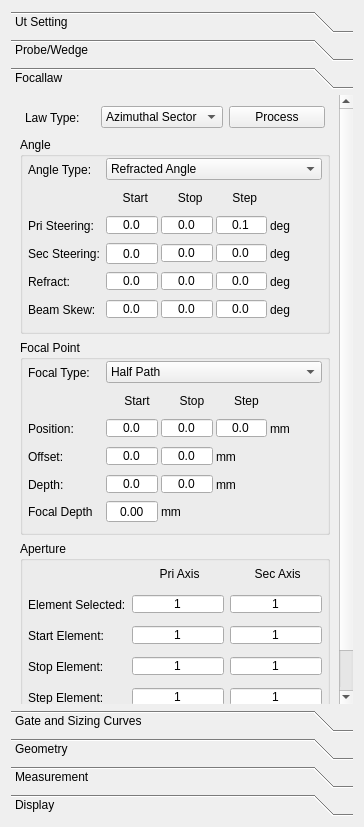
First picture: the form in phascan_view/ui/DopplerGroupTab.ui, repository qinxingying/hello-word, before the edit.
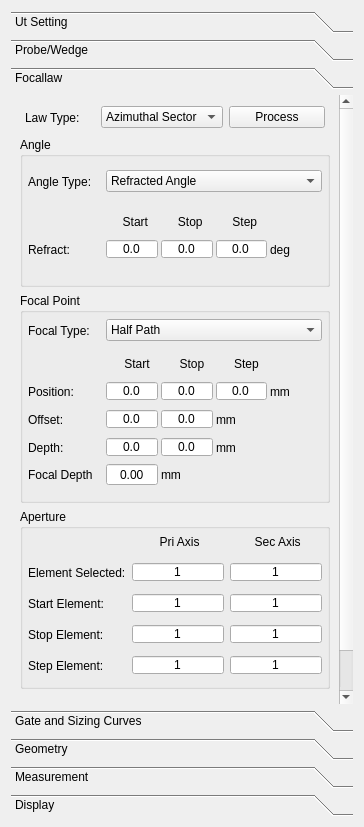
Second picture: the form after the edit. The open tabs and pages were chosen to show the change. Icons and pictures are not drawn. Custom widgets are drawn as their Qt base class.

Commit message: 修改：聚焦法则栏未用到的控件删除

```diff
--- a/phascan_view/ui/DopplerGroupTab.ui
+++ b/phascan_view/ui/DopplerGroupTab.ui
@@ -3328,8 +3328,8 @@
            <rect>
             <x>0</x>
             <y>0</y>
-            <width>310</width>
-            <height>655</height>
+            <width>323</width>
+            <height>645</height>
            </rect>
           </property>
           <property name="minimumSize">
@@ -3425,7 +3425,7 @@
              <property name="maximumSize">
               <size>
                <width>310</width>
-               <height>250</height>
+               <height>150</height>
               </size>
              </property>
              <property name="title">
@@ -3500,6 +3500,13 @@
               </item>
               <item>
                <layout class="QGridLayout" name="gridLayout_4">
+                <item row="1" column="4">
+                 <widget class="QLabel" name="LabelFocusOffsetStopUnit_3">
+                  <property name="text">
+                   <string>deg</string>
+                  </property>
+                 </widget>
+                </item>
                 <item row="0" column="1">
                  <widget class="QLabel" name="LabelAngStart">
                   <property name="sizePolicy">
@@ -3549,307 +3556,6 @@
                  </widget>
                 </item>
                 <item row="1" column="0">
-                 <widget class="QLabel" name="LabelPriSteering">
-                  <property name="minimumSize">
-                   <size>
-                    <width>75</width>
-                    <height>25</height>
-                   </size>
-                  </property>
-                  <property name="text">
-                   <string>Pri Steering:</string>
-                  </property>
-                 </widget>
-                </item>
-                <item row="1" column="1">
-                 <widget class="QDoubleSpinBox" name="ValuePriSteerStart">
-                  <property name="sizePolicy">
-                   <sizepolicy hsizetype="Preferred" vsizetype="Fixed">
-                    <horstretch>0</horstretch>
-                    <verstretch>0</verstretch>
-                   </sizepolicy>
-                  </property>
-                  <property name="minimumSize">
-                   <size>
-                    <width>0</width>
-                    <height>20</height>
-                   </size>
-                  </property>
-                  <property name="maximumSize">
-                   <size>
-                    <width>60</width>
-                    <height>20</height>
-                   </size>
-                  </property>
-                  <property name="frame">
-                   <bool>true</bool>
-                  </property>
-                  <property name="alignment">
-                   <set>Qt::AlignCenter</set>
-                  </property>
-                  <property name="buttonSymbols">
-                   <enum>QAbstractSpinBox::NoButtons</enum>
-                  </property>
-                  <property name="keyboardTracking">
-                   <bool>true</bool>
-                  </property>
-                  <property name="decimals">
-                   <number>1</number>
-                  </property>
-                  <property name="minimum">
-                   <double>-89.000000000000000</double>
-                  </property>
-                  <property name="maximum">
-                   <double>89.000000000000000</double>
-                  </property>
-                 </widget>
-                </item>
-                <item row="1" column="2">
-                 <widget class="QDoubleSpinBox" name="ValuePriSteerStop">
-                  <property name="sizePolicy">
-                   <sizepolicy hsizetype="Preferred" vsizetype="Fixed">
-                    <horstretch>0</horstretch>
-                    <verstretch>0</verstretch>
-                   </sizepolicy>
-                  </property>
-                  <property name="minimumSize">
-                   <size>
-                    <width>0</width>
-                    <height>20</height>
-                   </size>
-                  </property>
-                  <property name="maximumSize">
-                   <size>
-                    <width>60</width>
-                    <height>20</height>
-                   </size>
-                  </property>
-                  <property name="frame">
-                   <bool>true</bool>
-                  </property>
-                  <property name="alignment">
-                   <set>Qt::AlignCenter</set>
-                  </property>
-                  <property name="buttonSymbols">
-                   <enum>QAbstractSpinBox::NoButtons</enum>
-                  </property>
-                  <property name="keyboardTracking">
-                   <bool>true</bool>
-                  </property>
-                  <property name="decimals">
-                   <number>1</number>
-                  </property>
-                  <property name="minimum">
-                   <double>-89.000000000000000</double>
-                  </property>
-                  <property name="maximum">
-                   <double>89.000000000000000</double>
-                  </property>
-                 </widget>
-                </item>
-                <item row="1" column="3">
-                 <widget class="QDoubleSpinBox" name="ValuePriSteerStep">
-                  <property name="sizePolicy">
-                   <sizepolicy hsizetype="Preferred" vsizetype="Fixed">
-                    <horstretch>0</horstretch>
-                    <verstretch>0</verstretch>
-                   </sizepolicy>
-                  </property>
-                  <property name="minimumSize">
-                   <size>
-                    <width>0</width>
-                    <height>20</height>
-                   </size>
-                  </property>
-                  <property name="maximumSize">
-                   <size>
-                    <width>60</width>
-                    <height>20</height>
-                   </size>
-                  </property>
-                  <property name="frame">
-                   <bool>true</bool>
-                  </property>
-                  <property name="alignment">
-                   <set>Qt::AlignCenter</set>
-                  </property>
-                  <property name="buttonSymbols">
-                   <enum>QAbstractSpinBox::NoButtons</enum>
-                  </property>
-                  <property name="keyboardTracking">
-                   <bool>true</bool>
-                  </property>
-                  <property name="decimals">
-                   <number>1</number>
-                  </property>
-                  <property name="minimum">
-                   <double>0.100000000000000</double>
-                  </property>
-                  <property name="maximum">
-                   <double>30.000000000000000</double>
-                  </property>
-                 </widget>
-                </item>
-                <item row="1" column="4">
-                 <widget class="QLabel" name="LabelFocusStartUnit_4">
-                  <property name="text">
-                   <string>deg</string>
-                  </property>
-                 </widget>
-                </item>
-                <item row="2" column="0">
-                 <widget class="QLabel" name="LabelSecSteering">
-                  <property name="sizePolicy">
-                   <sizepolicy hsizetype="Fixed" vsizetype="Preferred">
-                    <horstretch>0</horstretch>
-                    <verstretch>0</verstretch>
-                   </sizepolicy>
-                  </property>
-                  <property name="minimumSize">
-                   <size>
-                    <width>75</width>
-                    <height>25</height>
-                   </size>
-                  </property>
-                  <property name="text">
-                   <string>Sec Steering:</string>
-                  </property>
-                 </widget>
-                </item>
-                <item row="2" column="1">
-                 <widget class="QDoubleSpinBox" name="ValueSecSteerStart">
-                  <property name="sizePolicy">
-                   <sizepolicy hsizetype="Preferred" vsizetype="Fixed">
-                    <horstretch>0</horstretch>
-                    <verstretch>0</verstretch>
-                   </sizepolicy>
-                  </property>
-                  <property name="minimumSize">
-                   <size>
-                    <width>0</width>
-                    <height>20</height>
-                   </size>
-                  </property>
-                  <property name="maximumSize">
-                   <size>
-                    <width>60</width>
-                    <height>16777215</height>
-                   </size>
-                  </property>
-                  <property name="frame">
-                   <bool>true</bool>
-                  </property>
-                  <property name="alignment">
-                   <set>Qt::AlignCenter</set>
-                  </property>
-                  <property name="buttonSymbols">
-                   <enum>QAbstractSpinBox::NoButtons</enum>
-                  </property>
-                  <property name="keyboardTracking">
-                   <bool>true</bool>
-                  </property>
-                  <property name="decimals">
-                   <number>1</number>
-                  </property>
-                  <property name="minimum">
-                   <double>-89.000000000000000</double>
-                  </property>
-                  <property name="maximum">
-                   <double>89.000000000000000</double>
-                  </property>
-                 </widget>
-                </item>
-                <item row="2" column="2">
-                 <widget class="QDoubleSpinBox" name="ValueSecSteerStop">
-                  <property name="sizePolicy">
-                   <sizepolicy hsizetype="Preferred" vsizetype="Preferred">
-                    <horstretch>0</horstretch>
-                    <verstretch>0</verstretch>
-                   </sizepolicy>
-                  </property>
-                  <property name="minimumSize">
-                   <size>
-                    <width>0</width>
-                    <height>20</height>
-                   </size>
-                  </property>
-                  <property name="maximumSize">
-                   <size>
-                    <width>60</width>
-                    <height>20</height>
-                   </size>
-                  </property>
-                  <property name="frame">
-                   <bool>true</bool>
-                  </property>
-                  <property name="alignment">
-                   <set>Qt::AlignCenter</set>
-                  </property>
-                  <property name="buttonSymbols">
-                   <enum>QAbstractSpinBox::NoButtons</enum>
-                  </property>
-                  <property name="keyboardTracking">
-                   <bool>true</bool>
-                  </property>
-                  <property name="decimals">
-                   <number>1</number>
-                  </property>
-                  <property name="minimum">
-                   <double>-89.000000000000000</double>
-                  </property>
-                  <property name="maximum">
-                   <double>89.000000000000000</double>
-                  </property>
-                 </widget>
-                </item>
-                <item row="2" column="3">
-                 <widget class="QDoubleSpinBox" name="ValueSecSteerStep">
-                  <property name="sizePolicy">
-                   <sizepolicy hsizetype="Preferred" vsizetype="Preferred">
-                    <horstretch>0</horstretch>
-                    <verstretch>0</verstretch>
-                   </sizepolicy>
-                  </property>
-                  <property name="minimumSize">
-                   <size>
-                    <width>0</width>
-                    <height>20</height>
-                   </size>
-                  </property>
-                  <property name="maximumSize">
-                   <size>
-                    <width>60</width>
-                    <height>20</height>
-                   </size>
-                  </property>
-                  <property name="frame">
-                   <bool>true</bool>
-                  </property>
-                  <property name="alignment">
-                   <set>Qt::AlignCenter</set>
-                  </property>
-                  <property name="buttonSymbols">
-                   <enum>QAbstractSpinBox::NoButtons</enum>
-                  </property>
-                  <property name="keyboardTracking">
-                   <bool>true</bool>
-                  </property>
-                  <property name="decimals">
-                   <number>1</number>
-                  </property>
-                  <property name="maximum">
-                   <double>5000.000000000000000</double>
-                  </property>
-                 </widget>
-                </item>
-                <item row="2" column="4">
-                 <widget class="QLabel" name="LabelFocusOffsetStartUnit_3">
-                  <property name="text">
-                   <string>deg</string>
-                  </property>
-                 </widget>
-                </item>
-                <item row="3" column="0">
                  <widget class="QLabel" name="LlabelRefract">
                   <property name="minimumSize">
                    <size>
@@ -3862,7 +3568,7 @@
                   </property>
                  </widget>
                 </item>
-                <item row="3" column="1">
+                <item row="1" column="1">
                  <widget class="QDoubleSpinBox" name="ValueRefractStart">
                   <property name="sizePolicy">
                    <sizepolicy hsizetype="Preferred" vsizetype="Fixed">
@@ -3905,7 +3611,7 @@
                   </property>
                  </widget>
                 </item>
-                <item row="3" column="2">
+                <item row="1" column="2">
                  <widget class="QDoubleSpinBox" name="ValueRefractStop">
                   <property name="sizePolicy">
                    <sizepolicy hsizetype="Preferred" vsizetype="Preferred">
@@ -3948,7 +3654,7 @@
                   </property>
                  </widget>
                 </item>
-                <item row="3" column="3">
+                <item row="1" column="3">
                  <widget class="QDoubleSpinBox" name="ValueRefractStep">
                   <property name="sizePolicy">
                    <sizepolicy hsizetype="Preferred" vsizetype="Preferred">
@@ -3988,153 +3694,6 @@
                   </property>
                  </widget>
                 </item>
-                <item row="3" column="4">
-                 <widget class="QLabel" name="LabelFocusOffsetStopUnit_3">
-                  <property name="text">
-                   <string>deg</string>
-                  </property>
-                 </widget>
-                </item>
-                <item row="4" column="0">
-                 <widget class="QLabel" name="LlabelBeamSkew">
-                  <property name="minimumSize">
-                   <size>
-                    <width>75</width>
-                    <height>25</height>
-                   </size>
-                  </property>
-                  <property name="text">
-                   <string>Beam Skew:</string>
-                  </property>
-                 </widget>
-                </item>
-                <item row="4" column="1">
-                 <widget class="QDoubleSpinBox" name="ValueSkewStart">
-                  <property name="sizePolicy">
-                   <sizepolicy hsizetype="Preferred" vsizetype="Fixed">
-                    <horstretch>0</horstretch>
-                    <verstretch>0</verstretch>
-                   </sizepolicy>
-                  </property>
-                  <property name="minimumSize">
-                   <size>
-                    <width>0</width>
-                    <height>20</height>
-                   </size>
-                  </property>
-                  <property name="maximumSize">
-                   <size>
-                    <width>60</width>
-                    <height>20</height>
-                   </size>
-                  </property>
-                  <property name="frame">
-                   <bool>true</bool>
-                  </property>
-                  <property name="alignment">
-                   <set>Qt::AlignCenter</set>
-                  </property>
-                  <property name="buttonSymbols">
-                   <enum>QAbstractSpinBox::NoButtons</enum>
-                  </property>
-                  <property name="keyboardTracking">
-                   <bool>true</bool>
-                  </property>
-                  <property name="decimals">
-                   <number>1</number>
-                  </property>
-                  <property name="maximum">
-                   <double>5000.000000000000000</double>
-                  </property>
-                 </widget>
-                </item>
-                <item row="4" column="2">
-                 <widget class="QDoubleSpinBox" name="ValueSkewStop">
-                  <property name="sizePolicy">
-                   <sizepolicy hsizetype="Preferred" vsizetype="Preferred">
-                    <horstretch>0</horstretch>
-                    <verstretch>0</verstretch>
-                   </sizepolicy>
-                  </property>
-                  <property name="minimumSize">
-                   <size>
-                    <width>0</width>
-                    <height>20</height>
-                   </size>
-                  </property>
-                  <property name="maximumSize">
-                   <size>
-                    <width>60</width>
-                    <height>20</height>
-                   </size>
-                  </property>
-                  <property name="frame">
-                   <bool>true</bool>
-                  </property>
-                  <property name="alignment">
-                   <set>Qt::AlignCenter</set>
-                  </property>
-                  <property name="buttonSymbols">
-                   <enum>QAbstractSpinBox::NoButtons</enum>
-                  </property>
-                  <property name="keyboardTracking">
-                   <bool>true</bool>
-                  </property>
-                  <property name="decimals">
-                   <number>1</number>
-                  </property>
-                  <property name="maximum">
-                   <double>5000.000000000000000</double>
-                  </property>
-                 </widget>
-                </item>
-                <item row="4" column="3">
-                 <widget class="QDoubleSpinBox" name="ValueSkewStep">
-                  <property name="sizePolicy">
-                   <sizepolicy hsizetype="Preferred" vsizetype="Preferred">
-                    <horstretch>0</horstretch>
-                    <verstretch>0</verstretch>
-                   </sizepolicy>
-                  </property>
-                  <property name="minimumSize">
-                   <size>
-                    <width>0</width>
-                    <height>20</height>
-                   </size>
-                  </property>
-                  <property name="maximumSize">
-                   <size>
-                    <width>60</width>
-                    <height>20</height>
-                   </size>
-                  </property>
-                  <property name="frame">
-                   <bool>true</bool>
-                  </property>
-                  <property name="alignment">
-                   <set>Qt::AlignCenter</set>
-                  </property>
-                  <property name="buttonSymbols">
-                   <enum>QAbstractSpinBox::NoButtons</enum>
-                  </property>
-                  <property name="keyboardTracking">
-                   <bool>true</bool>
-                  </property>
-                  <property name="decimals">
-                   <number>1</number>
-                  </property>
-                  <property name="maximum">
-                   <double>5000.000000000000000</double>
-                  </property>
-                 </widget>
-                </item>
-                <item row="4" column="4">
-                 <widget class="QLabel" name="LabelFocusOffsetStopUnit_4">
-                  <property name="text">
-                   <string>deg</string>
-                  </property>
-                 </widget>
-                </item>
                </layout>
               </item>
              </layout>
```
Left out of the diff: 2 changed lines with no effect on the pictures.
